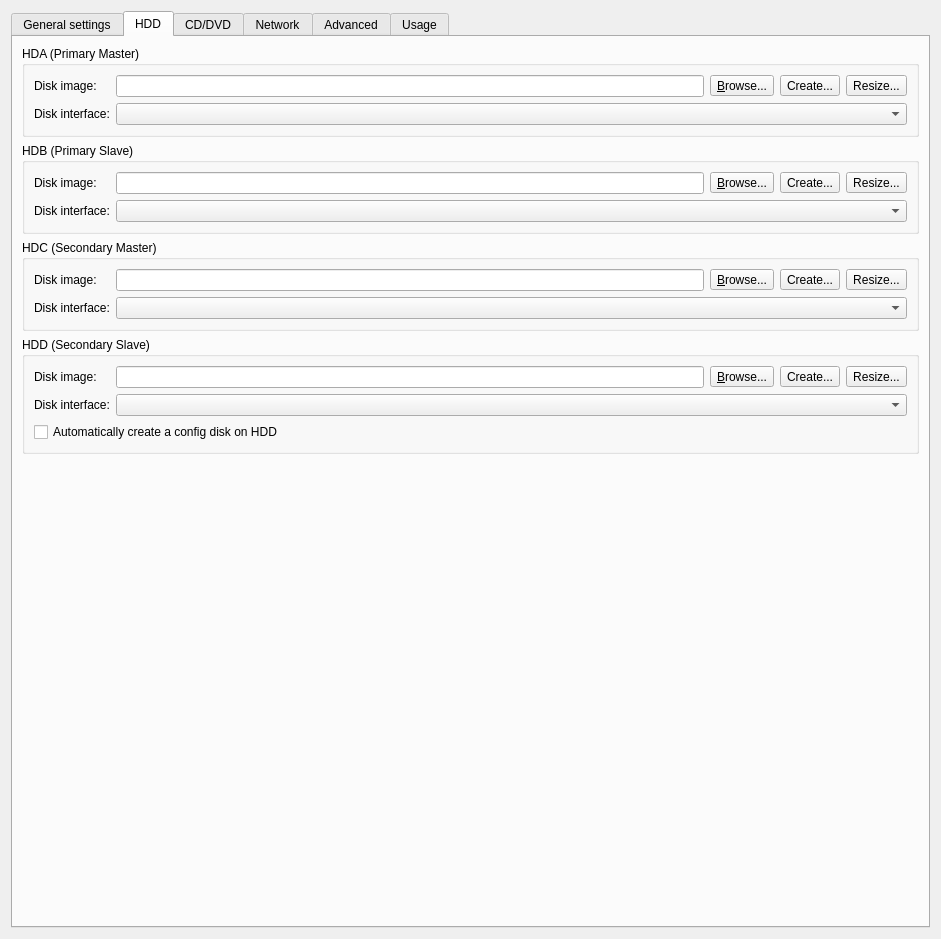
Old version of the form gns3/modules/qemu/ui/qemu_vm_configuration_page.ui in the repository GNS3/gns3-gui.
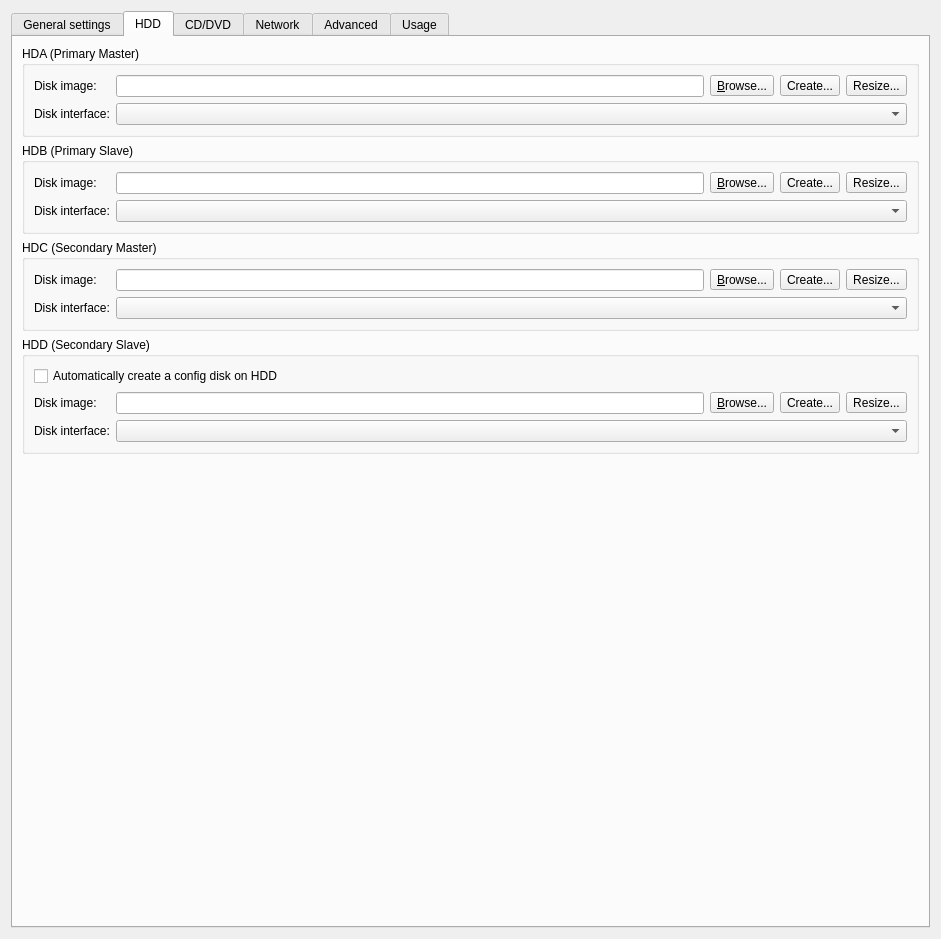
New version of the form. The open tabs and pages were chosen to show the change.

Commit message: Use HDD disk image as startup QEMU config disk

```diff
--- a/gns3/modules/qemu/ui/qemu_vm_configuration_page.ui
+++ b/gns3/modules/qemu/ui/qemu_vm_configuration_page.ui
@@ -399,14 +399,21 @@
           <string>HDD (Secondary Slave)</string>
          </property>
          <layout class="QGridLayout" name="gridLayout_9">
-          <item row="0" column="0">
+          <item row="0" column="0" colspan="2">
+           <widget class="QCheckBox" name="uiCreateConfigDiskCheckBox">
+            <property name="text">
+             <string>Automatically create a config disk on HDD</string>
+            </property>
+           </widget>
+          </item>
+          <item row="1" column="0">
            <widget class="QLabel" name="uiHddDiskImageLabel">
             <property name="text">
              <string>Disk image:</string>
             </property>
            </widget>
           </item>
-          <item row="0" column="1">
+          <item row="1" column="1">
            <layout class="QHBoxLayout" name="horizontalLayout_10">
             <item>
              <widget class="QLineEdit" name="uiHddDiskImageLineEdit"/>
@@ -437,23 +444,16 @@
             </item>
            </layout>
           </item>
-          <item row="1" column="0">
+          <item row="2" column="0">
            <widget class="QLabel" name="uiHddDiskInterfaceLabel">
             <property name="text">
              <string>Disk interface:</string>
             </property>
            </widget>
           </item>
-          <item row="1" column="1">
+          <item row="2" column="1">
            <widget class="QComboBox" name="uiHddDiskInterfaceComboBox"/>
           </item>
-          <item row="2" column="0" colspan="2">
-           <widget class="QCheckBox" name="uiCreateConfigDiskCheckBox">
-            <property name="text">
-             <string>Automatically create a config disk on HDD</string>
-            </property>
-           </widget>
-          </item>
          </layout>
         </widget>
        </item>
```
The commit also changes 2 other files.
